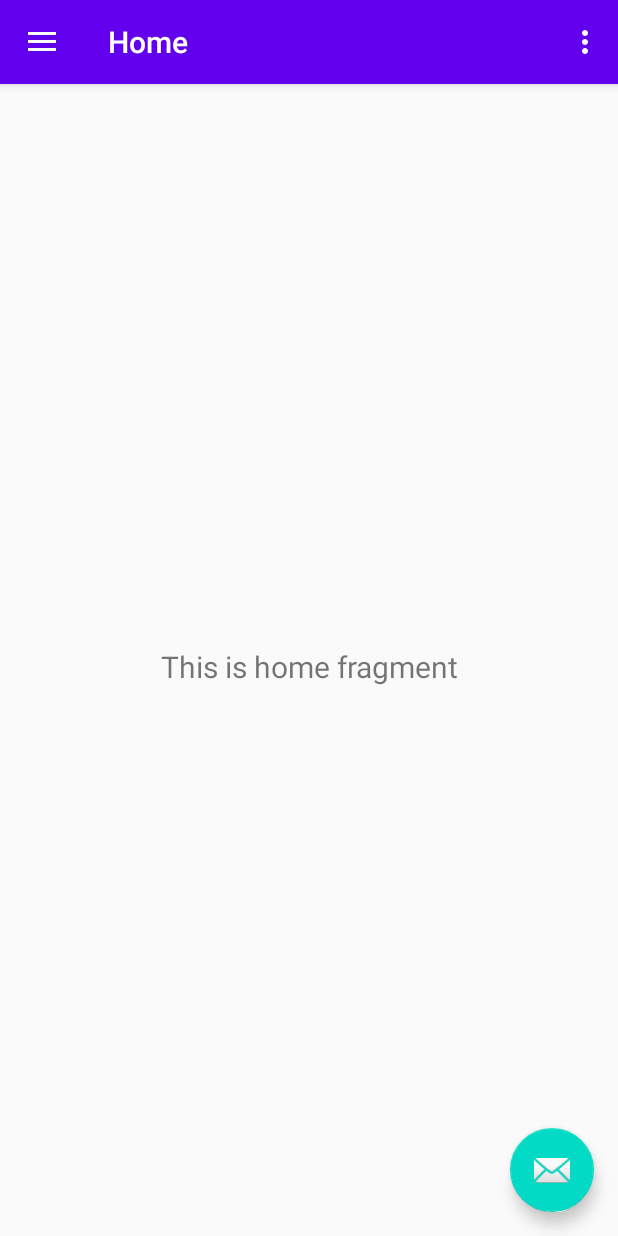
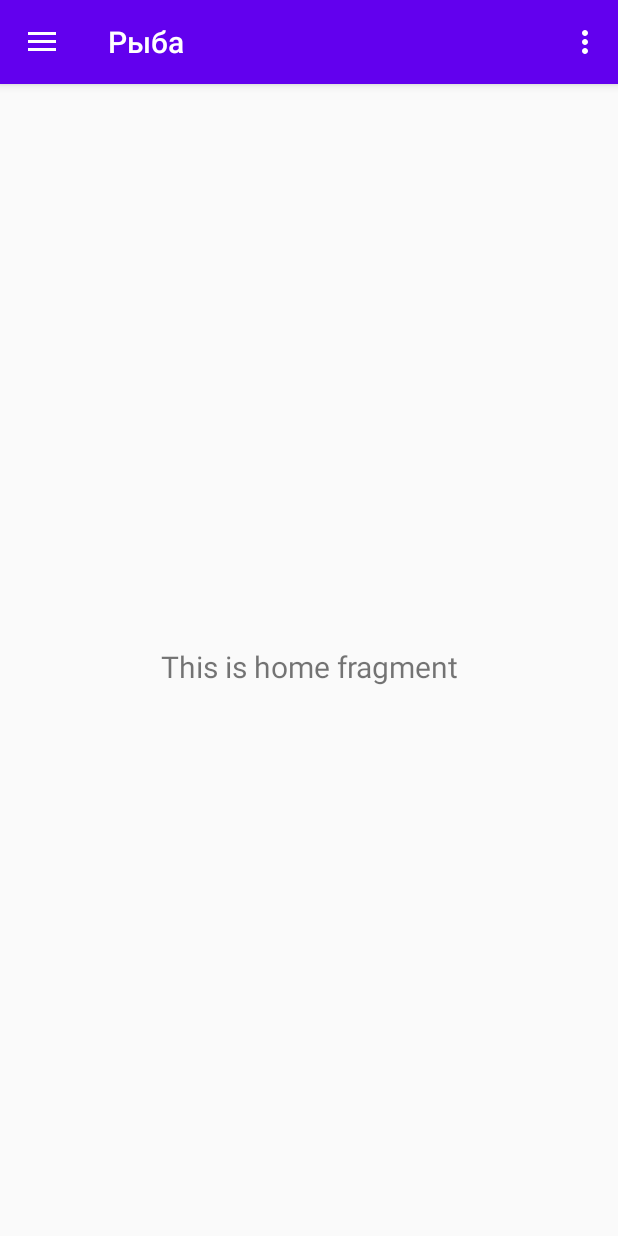
Before and after one commit to emelenium/Fisher_Hanbook, an Android app: the screen it shows after launch (MainActivity), on a phone screen of 412 x 824 dp. Run offline under Robolectric (Android 15) with nearby library versions, the phone set to English and light mode, and no system bars; our stand-ins replace navigation-ui.

Commit message:
Меню

```diff
--- a/app/src/main/java/com/example/fisher_hanbook/MainActivity.java
+++ b/app/src/main/java/com/example/fisher_hanbook/MainActivity.java
@@ -26,14 +26,8 @@ public class MainActivity extends AppCompatActivity {
         setContentView(R.layout.activity_main);
         Toolbar toolbar = findViewById(R.id.toolbar);
         setSupportActionBar(toolbar);
-        FloatingActionButton fab = findViewById(R.id.fab);
-        fab.setOnClickListener(new View.OnClickListener() {
-            @Override
-            public void onClick(View view) {
-                Snackbar.make(view, "Replace with your own action", Snackbar.LENGTH_LONG)
-                        .setAction("Action", null).show();
-            }
-        });
+
+
         DrawerLayout drawer = findViewById(R.id.drawer_layout);
         NavigationView navigationView = findViewById(R.id.nav_view);
         // Passing each menu ID as a set of Ids because each
--- a/app/src/main/res/layout/app_bar_main.xml
+++ b/app/src/main/res/layout/app_bar_main.xml
@@ -22,12 +22,4 @@
 
     <include layout="@layout/content_main" />
 
-    <com.google.android.material.floatingactionbutton.FloatingActionButton
-        android:id="@+id/fab"
-        android:layout_width="wrap_content"
-        android:layout_height="wrap_content"
-        android:layout_gravity="bottom|end"
-        android:layout_margin="@dimen/fab_margin"
-        app:srcCompat="@android:drawable/ic_dialog_email" />
-
 </androidx.coordinatorlayout.widget.CoordinatorLayout>
--- a/app/src/main/res/values/strings.xml
+++ b/app/src/main/res/values/strings.xml
@@ -7,9 +7,10 @@
     <string name="nav_header_desc">Navigation header</string>
     <string name="action_settings">Settings</string>
 
-    <string name="menu_home">Home</string>
-    <string name="menu_gallery">Gallery</string>
-    <string name="menu_slideshow">Slideshow</string>
+    <string name="menu_home">Рыба</string>
+    <string name="menu_gallery">Наживка</string>
+    <string name="menu_slideshow">Снасти</string>
+    <string name="menu_tools">Прикормка</string>
 
     <string name="home_second">Home Second</string>
 </resources>
```
